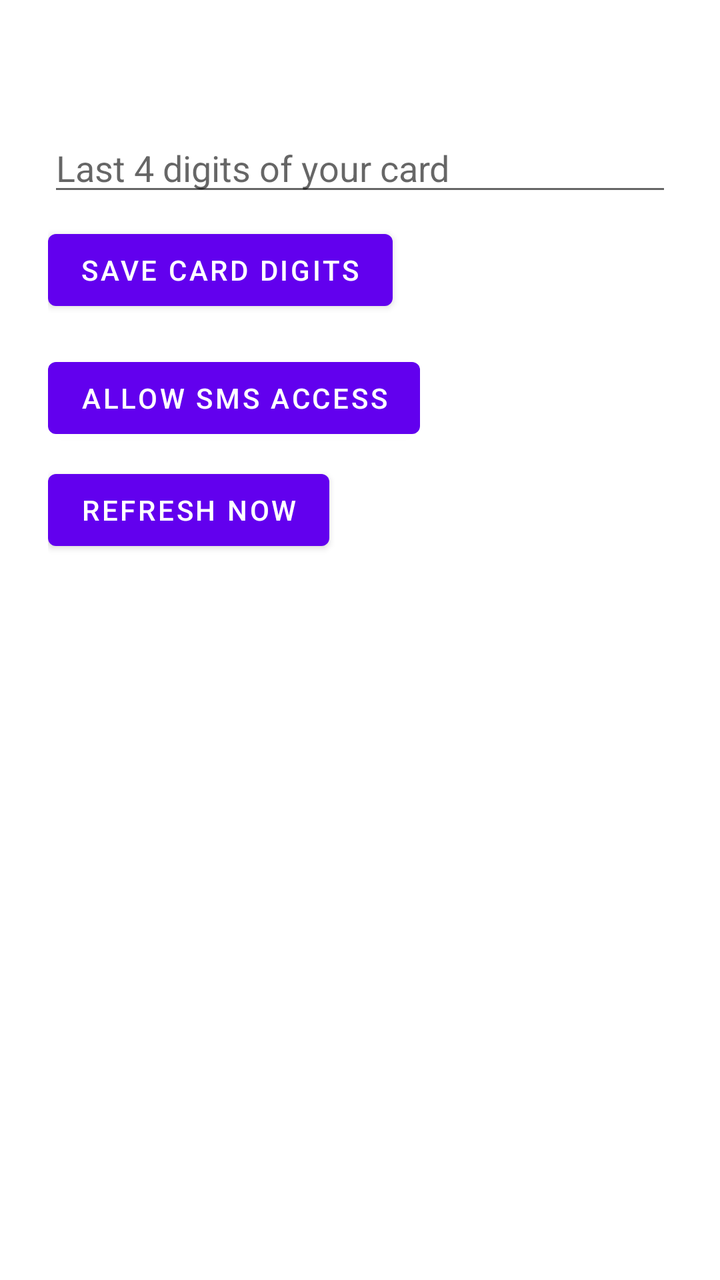
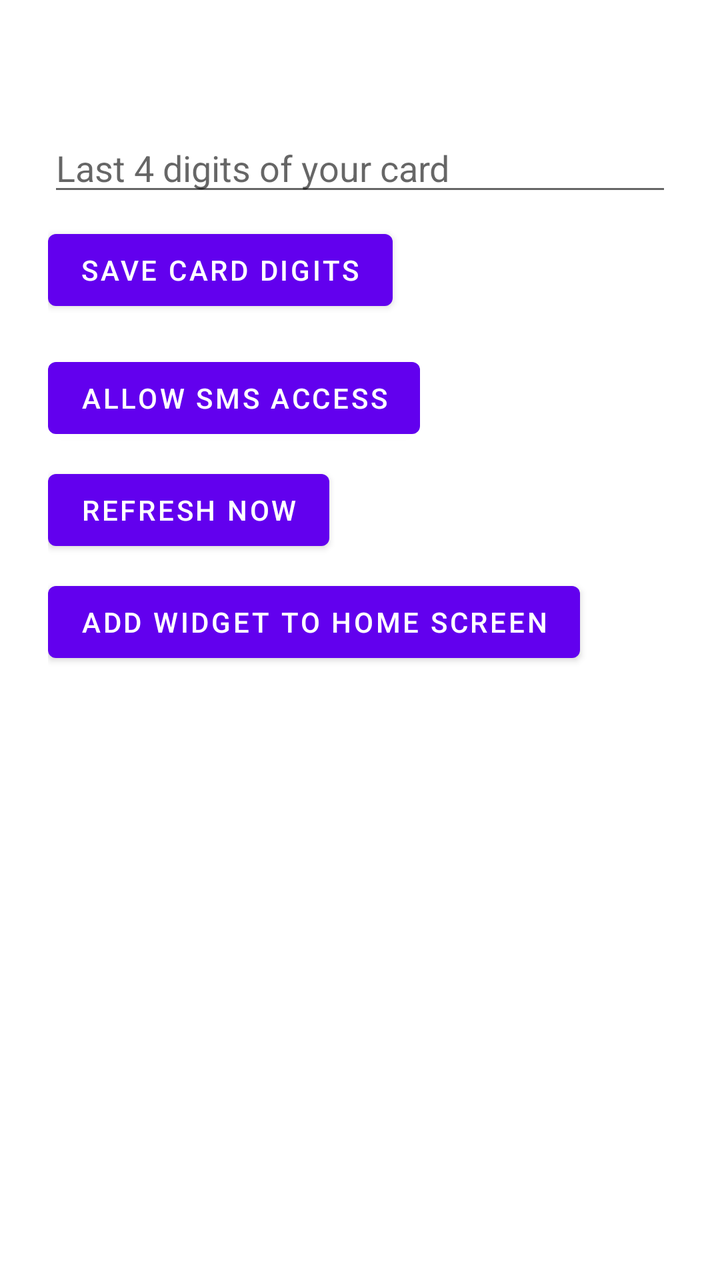

Before-and-after screenshots of an Android layout around one commit, followed by the original layout XML and the change that was made.
<!-- AndroidManifest.xml: fallback theme Theme.MaterialComponents.DayNight.NoActionBar -->
<!-- res/layout/activity_main.xml -->
<?xml version="1.0" encoding="utf-8"?>
<LinearLayout xmlns:android="http://schemas.android.com/apk/res/android"
    android:layout_width="match_parent"
    android:layout_height="match_parent"
    android:orientation="vertical"
    android:padding="24dp">

    <TextView
        android:id="@+id/tv_summary"
        android:layout_width="match_parent"
        android:layout_height="wrap_content"
        android:textSize="16sp" />

    <EditText
        android:id="@+id/et_last4"
        android:layout_width="match_parent"
        android:layout_height="wrap_content"
        android:layout_marginTop="16dp"
        android:hint="Last 4 digits of your card"
        android:inputType="number"
        android:maxLength="4" />

    <Button
        android:id="@+id/btn_save_last4"
        android:layout_width="wrap_content"
        android:layout_height="wrap_content"
        android:layout_marginTop="8dp"
        android:text="Save card digits" />

    <Button
        android:id="@+id/btn_allow"
        android:layout_width="wrap_content"
        android:layout_height="wrap_content"
        android:layout_marginTop="16dp"
        android:text="Allow SMS access" />

    <Button
        android:id="@+id/btn_refresh"
        android:layout_width="wrap_content"
        android:layout_height="wrap_content"
        android:layout_marginTop="8dp"
        android:text="Refresh now" />

</LinearLayout>
<!-- resources referenced by this layout -->
<resources>

</resources>

<!-- the commit's change to res/layout/activity_main.xml (unified diff, before → after) -->
@@ -41,4 +41,11 @@
         android:layout_marginTop="8dp"
         android:text="Refresh now" />
 
+    <Button
+        android:id="@+id/btn_add_widget"
+        android:layout_width="wrap_content"
+        android:layout_height="wrap_content"
+        android:layout_marginTop="8dp"
+        android:text="Add widget to home screen" />
+
 </LinearLayout>
